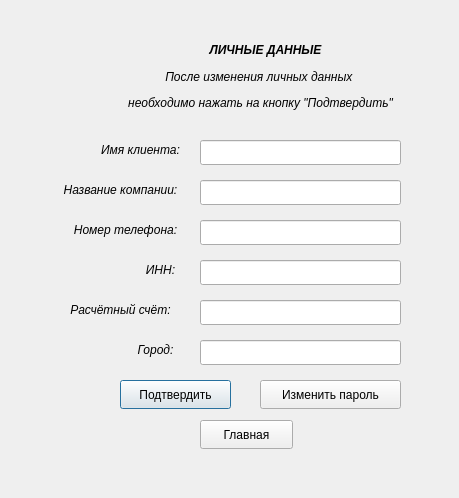
Old version of the form profile5.ui in the repository Rina-key/kursach1.
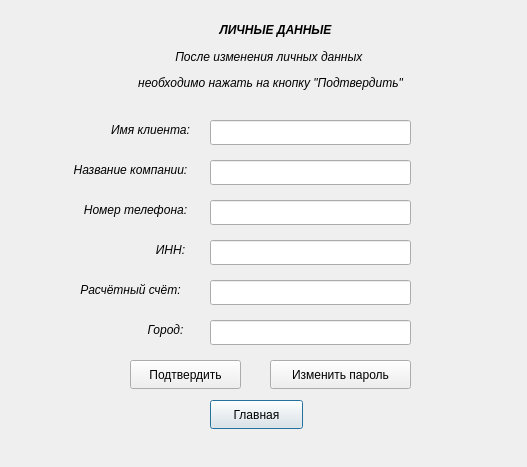
New version of the form.

Patch:
```diff
--- a/profile5.ui
+++ b/profile5.ui
@@ -1,36 +1,33 @@
 <?xml version="1.0" encoding="UTF-8"?>
 <ui version="4.0">
- <class>ProfileRis5</class>
- <widget class="QDialog" name="ProfileRis5">
+ <class>Profile5</class>
+ <widget class="QDialog" name="Profile5">
   <property name="geometry">
    <rect>
     <x>0</x>
     <y>0</y>
-    <width>459</width>
-    <height>498</height>
+    <width>527</width>
+    <height>467</height>
    </rect>
   </property>
   <property name="windowTitle">
    <string>Dialog</string>
   </property>
-  <widget class="QLabel" name="label">
+  <widget class="QLineEdit" name="lineEdit_2">
    <property name="geometry">
     <rect>
-     <x>190</x>
-     <y>40</y>
-     <width>151</width>
-     <height>20</height>
+     <x>210</x>
+     <y>160</y>
+     <width>201</width>
+     <height>25</height>
     </rect>
    </property>
-   <property name="text">
-    <string>&lt;html&gt;&lt;head/&gt;&lt;body&gt;&lt;p align=&quot;center&quot;&gt;&lt;span style=&quot; font-weight:700; font-style:italic;&quot;&gt;ЛИЧНЫЕ ДАННЫЕ&lt;/span&gt;&lt;/p&gt;&lt;/body&gt;&lt;/html&gt;</string>
-   </property>
   </widget>
   <widget class="QLabel" name="label_2">
    <property name="geometry">
     <rect>
-     <x>100</x>
-     <y>60</y>
+     <x>110</x>
+     <y>40</y>
      <width>321</width>
      <height>61</height>
     </rect>
@@ -47,37 +44,47 @@
 &lt;p align=&quot;center&quot; style=&quot; margin-top:12px; margin-bottom:12px; margin-left:0px; margin-right:0px; -qt-block-indent:0; text-indent:0px;&quot;&gt;&lt;span style=&quot; font-style:italic;&quot;&gt;необходимо нажать на кнопку &amp;quot;Подтвердить&amp;quot;&lt;/span&gt;&lt;/p&gt;&lt;/body&gt;&lt;/html&gt;</string>
    </property>
   </widget>
-  <widget class="QLabel" name="label_3">
+  <widget class="QLabel" name="label_8">
    <property name="geometry">
     <rect>
-     <x>90</x>
-     <y>140</y>
-     <width>101</width>
+     <x>140</x>
+     <y>320</y>
+     <width>51</width>
      <height>20</height>
     </rect>
    </property>
    <property name="text">
-    <string>&lt;html&gt;&lt;head/&gt;&lt;body&gt;&lt;p align=&quot;center&quot;&gt;&lt;span style=&quot; font-style:italic;&quot;&gt;Имя клиента:&lt;/span&gt;&lt;/p&gt;&lt;/body&gt;&lt;/html&gt;</string>
+    <string>&lt;html&gt;&lt;head/&gt;&lt;body&gt;&lt;p align=&quot;center&quot;&gt;&lt;span style=&quot; font-style:italic;&quot;&gt;Город:&lt;/span&gt;&lt;/p&gt;&lt;/body&gt;&lt;/html&gt;</string>
    </property>
   </widget>
-  <widget class="QLabel" name="label_4">
+  <widget class="QPushButton" name="pushButton_3">
    <property name="geometry">
     <rect>
-     <x>50</x>
-     <y>180</y>
-     <width>141</width>
-     <height>20</height>
+     <x>210</x>
+     <y>400</y>
+     <width>93</width>
+     <height>29</height>
     </rect>
    </property>
    <property name="text">
-    <string>&lt;html&gt;&lt;head/&gt;&lt;body&gt;&lt;p align=&quot;center&quot;&gt;&lt;span style=&quot; font-style:italic;&quot;&gt;Название компании:&lt;/span&gt;&lt;/p&gt;&lt;/body&gt;&lt;/html&gt;</string>
+    <string>Главная</string>
+   </property>
+  </widget>
+  <widget class="QLineEdit" name="lineEdit_3">
+   <property name="geometry">
+    <rect>
+     <x>210</x>
+     <y>200</y>
+     <width>201</width>
+     <height>25</height>
+    </rect>
    </property>
   </widget>
   <widget class="QLabel" name="label_5">
    <property name="geometry">
     <rect>
-     <x>60</x>
-     <y>220</y>
+     <x>70</x>
+     <y>200</y>
      <width>131</width>
      <height>20</height>
     </rect>
@@ -86,51 +93,21 @@
     <string>&lt;html&gt;&lt;head/&gt;&lt;body&gt;&lt;p align=&quot;center&quot;&gt;&lt;span style=&quot; font-style:italic;&quot;&gt;Номер телефона:&lt;/span&gt;&lt;/p&gt;&lt;/body&gt;&lt;/html&gt;</string>
    </property>
   </widget>
-  <widget class="QLineEdit" name="lineEdit">
-   <property name="geometry">
-    <rect>
-     <x>200</x>
-     <y>140</y>
-     <width>201</width>
-     <height>25</height>
-    </rect>
-   </property>
-  </widget>
-  <widget class="QLineEdit" name="lineEdit_2">
-   <property name="geometry">
-    <rect>
-     <x>200</x>
-     <y>180</y>
-     <width>201</width>
-     <height>25</height>
-    </rect>
-   </property>
-  </widget>
-  <widget class="QLineEdit" name="lineEdit_3">
-   <property name="geometry">
-    <rect>
-     <x>200</x>
-     <y>220</y>
-     <width>201</width>
-     <height>25</height>
-    </rect>
-   </property>
-  </widget>
-  <widget class="QLineEdit" name="lineEdit_4">
-   <property name="geometry">
-    <rect>
-     <x>200</x>
-     <y>260</y>
-     <width>201</width>
-     <height>25</height>
-    </rect>
-   </property>
-  </widget>
   <widget class="QLineEdit" name="lineEdit_5">
    <property name="geometry">
     <rect>
-     <x>200</x>
-     <y>300</y>
+     <x>210</x>
+     <y>280</y>
+     <width>201</width>
+     <height>25</height>
+    </rect>
+   </property>
+  </widget>
+  <widget class="QLineEdit" name="lineEdit">
+   <property name="geometry">
+    <rect>
+     <x>210</x>
+     <y>120</y>
      <width>201</width>
      <height>25</height>
     </rect>
@@ -139,31 +116,18 @@
   <widget class="QLineEdit" name="lineEdit_6">
    <property name="geometry">
     <rect>
-     <x>200</x>
-     <y>340</y>
+     <x>210</x>
+     <y>320</y>
      <width>201</width>
      <height>25</height>
     </rect>
    </property>
   </widget>
-  <widget class="QLabel" name="label_6">
-   <property name="geometry">
-    <rect>
-     <x>140</x>
-     <y>260</y>
-     <width>41</width>
-     <height>20</height>
-    </rect>
-   </property>
-   <property name="text">
-    <string>&lt;html&gt;&lt;head/&gt;&lt;body&gt;&lt;p align=&quot;center&quot;&gt;&lt;span style=&quot; font-style:italic;&quot;&gt;ИНН:&lt;/span&gt;&lt;/p&gt;&lt;/body&gt;&lt;/html&gt;</string>
-   </property>
-  </widget>
   <widget class="QLabel" name="label_7">
    <property name="geometry">
     <rect>
-     <x>60</x>
-     <y>300</y>
+     <x>70</x>
+     <y>280</y>
      <width>121</width>
      <height>20</height>
     </rect>
@@ -172,24 +136,11 @@
     <string>&lt;html&gt;&lt;head/&gt;&lt;body&gt;&lt;p align=&quot;center&quot;&gt;&lt;span style=&quot; font-style:italic;&quot;&gt;Расчётный счёт:&lt;/span&gt;&lt;/p&gt;&lt;/body&gt;&lt;/html&gt;</string>
    </property>
   </widget>
-  <widget class="QLabel" name="label_8">
-   <property name="geometry">
-    <rect>
-     <x>130</x>
-     <y>340</y>
-     <width>51</width>
-     <height>20</height>
-    </rect>
-   </property>
-   <property name="text">
-    <string>&lt;html&gt;&lt;head/&gt;&lt;body&gt;&lt;p align=&quot;center&quot;&gt;&lt;span style=&quot; font-style:italic;&quot;&gt;Город:&lt;/span&gt;&lt;/p&gt;&lt;/body&gt;&lt;/html&gt;</string>
-   </property>
-  </widget>
   <widget class="QPushButton" name="pushButton">
    <property name="geometry">
     <rect>
-     <x>120</x>
-     <y>380</y>
+     <x>130</x>
+     <y>360</y>
      <width>111</width>
      <height>29</height>
     </rect>
@@ -198,11 +149,73 @@
     <string>Подтвердить</string>
    </property>
   </widget>
+  <widget class="QLabel" name="label">
+   <property name="geometry">
+    <rect>
+     <x>200</x>
+     <y>20</y>
+     <width>151</width>
+     <height>20</height>
+    </rect>
+   </property>
+   <property name="text">
+    <string>&lt;html&gt;&lt;head/&gt;&lt;body&gt;&lt;p align=&quot;center&quot;&gt;&lt;span style=&quot; font-weight:700; font-style:italic;&quot;&gt;ЛИЧНЫЕ ДАННЫЕ&lt;/span&gt;&lt;/p&gt;&lt;/body&gt;&lt;/html&gt;</string>
+   </property>
+  </widget>
+  <widget class="QLabel" name="label_3">
+   <property name="geometry">
+    <rect>
+     <x>100</x>
+     <y>120</y>
+     <width>101</width>
+     <height>20</height>
+    </rect>
+   </property>
+   <property name="text">
+    <string>&lt;html&gt;&lt;head/&gt;&lt;body&gt;&lt;p align=&quot;center&quot;&gt;&lt;span style=&quot; font-style:italic;&quot;&gt;Имя клиента:&lt;/span&gt;&lt;/p&gt;&lt;/body&gt;&lt;/html&gt;</string>
+   </property>
+  </widget>
+  <widget class="QLineEdit" name="lineEdit_4">
+   <property name="geometry">
+    <rect>
+     <x>210</x>
+     <y>240</y>
+     <width>201</width>
+     <height>25</height>
+    </rect>
+   </property>
+  </widget>
+  <widget class="QLabel" name="label_4">
+   <property name="geometry">
+    <rect>
+     <x>60</x>
+     <y>160</y>
+     <width>141</width>
+     <height>20</height>
+    </rect>
+   </property>
+   <property name="text">
+    <string>&lt;html&gt;&lt;head/&gt;&lt;body&gt;&lt;p align=&quot;center&quot;&gt;&lt;span style=&quot; font-style:italic;&quot;&gt;Название компании:&lt;/span&gt;&lt;/p&gt;&lt;/body&gt;&lt;/html&gt;</string>
+   </property>
+  </widget>
+  <widget class="QLabel" name="label_6">
+   <property name="geometry">
+    <rect>
+     <x>150</x>
+     <y>240</y>
+     <width>41</width>
+     <height>20</height>
+    </rect>
+   </property>
+   <property name="text">
+    <string>&lt;html&gt;&lt;head/&gt;&lt;body&gt;&lt;p align=&quot;center&quot;&gt;&lt;span style=&quot; font-style:italic;&quot;&gt;ИНН:&lt;/span&gt;&lt;/p&gt;&lt;/body&gt;&lt;/html&gt;</string>
+   </property>
+  </widget>
   <widget class="QPushButton" name="pushButton_2">
    <property name="geometry">
     <rect>
-     <x>260</x>
-     <y>380</y>
+     <x>270</x>
+     <y>360</y>
      <width>141</width>
      <height>29</height>
     </rect>
@@ -211,19 +224,6 @@
     <string>Изменить пароль</string>
    </property>
   </widget>
-  <widget class="QPushButton" name="pushButton_3">
-   <property name="geometry">
-    <rect>
-     <x>200</x>
-     <y>420</y>
-     <width>93</width>
-     <height>29</height>
-    </rect>
-   </property>
-   <property name="text">
-    <string>Главная</string>
-   </property>
-  </widget>
  </widget>
  <resources/>
  <connections/>
```
